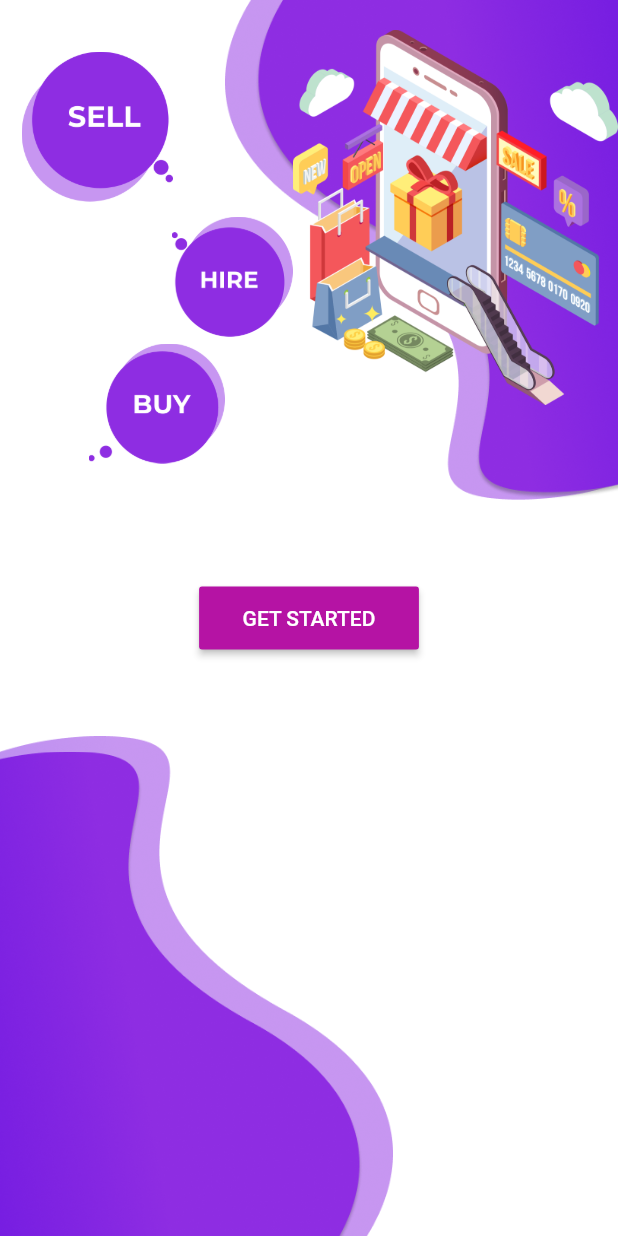
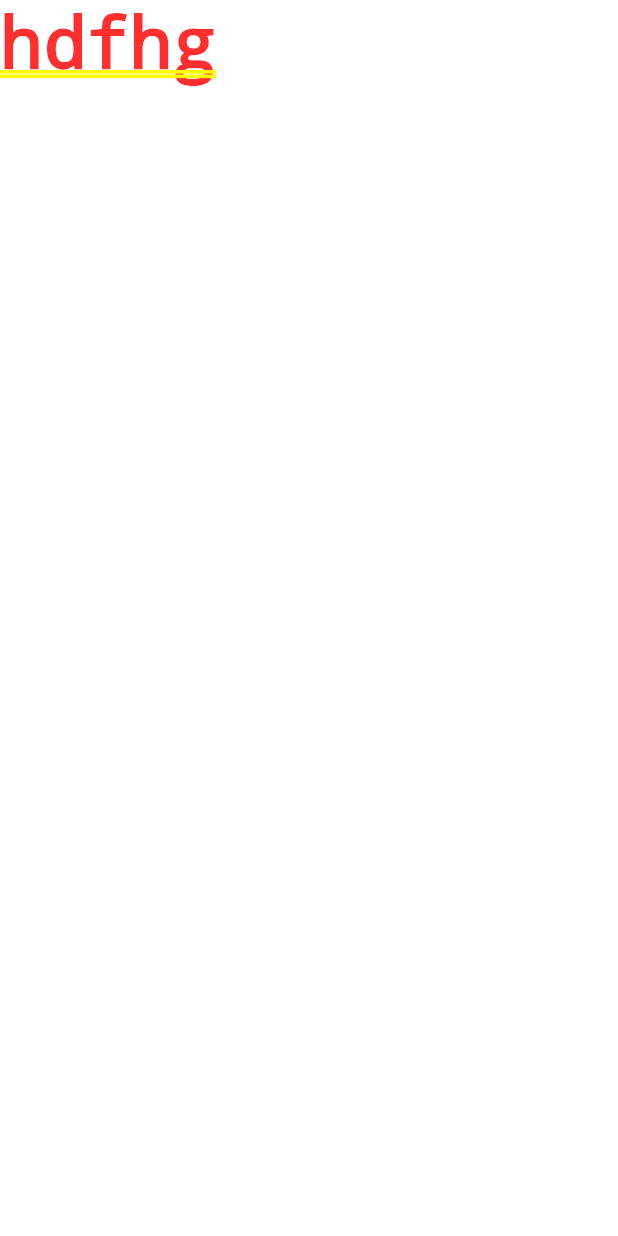
Before and after one commit to Ahd-3hd/purpleapp, a Flutter app: the screen it shows after launch, on a phone screen of 412 x 824 dp. Run offline on Flutter 3.47's test engine with Material 2 defaults, Android fonts, the phone set to English and light mode, and no system bars.

Commit message:
create route loginorsignup to view login or sign up screen

```diff
--- a/lib/main.dart
+++ b/lib/main.dart
@@ -1,13 +1,15 @@
 import 'package:flutter/material.dart';
 import 'package:purple/route_generator.dart';
+import 'package:flutter/services.dart';
 
 void main() => runApp(MyApp());
 
 class MyApp extends StatelessWidget {
   @override
   Widget build(BuildContext context) {
+    SystemChrome.setEnabledSystemUIOverlays([SystemUiOverlay.bottom]);
     return MaterialApp(
-      initialRoute: '/',
+      initialRoute: '/loginorsignup',
       onGenerateRoute: RouteGenerator.generateRoute,
     );
   }
--- a/lib/route_generator.dart
+++ b/lib/route_generator.dart
@@ -1,4 +1,5 @@
 import 'package:flutter/material.dart';
+import 'package:purple/screens/login_signup.dart';
 import 'package:purple/screens/welcome.dart';
 
 class RouteGenerator {
@@ -9,6 +10,11 @@ class RouteGenerator {
     switch (settings.name) {
       case '/':
         return MaterialPageRoute(builder: (_) => Welcome());
+      case '/loginorsignup':
+        // Validation of correct data type
+        return MaterialPageRoute(
+          builder: (_) => LoginOrSignup(),
+        );
       default:
         return _errorRoute();
     }
--- /dev/null
+++ b/lib/screens/login_signup.dart
@@ -0,0 +1,15 @@
+import 'package:flutter/material.dart';
+
+class LoginOrSignup extends StatefulWidget {
+  @override
+  _LoginOrSignupState createState() => _LoginOrSignupState();
+}
+
+class _LoginOrSignupState extends State<LoginOrSignup> {
+  @override
+  Widget build(BuildContext context) {
+    return Container(
+      child: Text('hdfhg'),
+    );
+  }
+}
--- a/lib/screens/welcome.dart
+++ b/lib/screens/welcome.dart
@@ -1,5 +1,4 @@
 import 'package:flutter/material.dart';
-import 'package:flutter/services.dart';
 
 class Welcome extends StatefulWidget {
   @override
@@ -10,7 +9,6 @@ class _WelcomeState extends State<Welcome> with SingleTickerProviderStateMixin {
   AnimationController _controller;
   @override
   void initState() {
-    SystemChrome.setEnabledSystemUIOverlays([SystemUiOverlay.bottom]);
     _controller = AnimationController(
       vsync: this,
       duration: Duration(seconds: 5),
@@ -146,7 +144,9 @@ class _WelcomeState extends State<Welcome> with SingleTickerProviderStateMixin {
               child: RaisedButton(
                 color: const Color(0xffB513A4),
                 onPressed: () {
-                  print('hh');
+                  Navigator.of(context).pushNamed(
+                    '/loginorsignup',
+                  );
                 },
                 child: Padding(
                   padding: const EdgeInsets.all(13.0),
```
